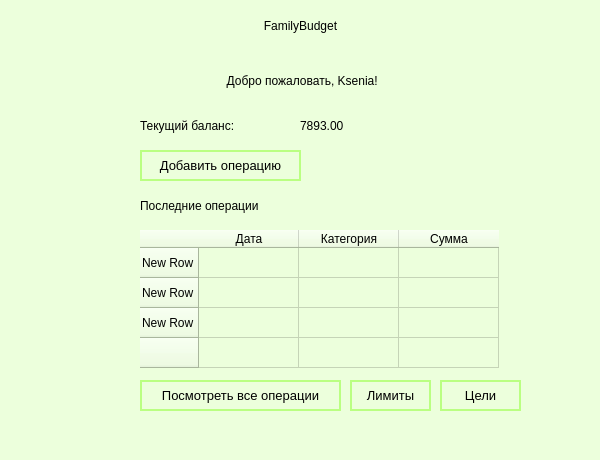
Old version of the form ui/mainwindow.ui in the repository KseniaG8/Family_budget.
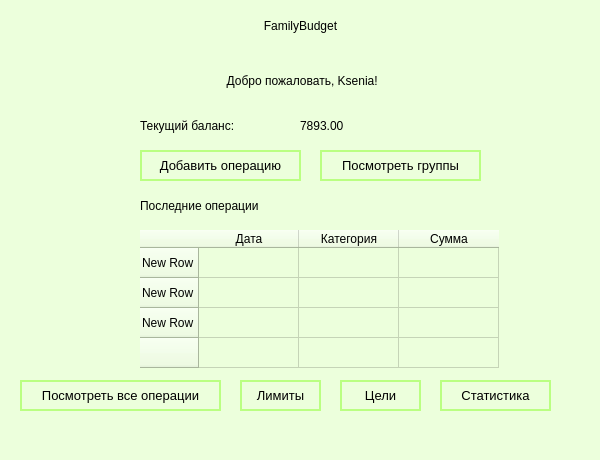
New version of the form.

The edit to the form file:
```diff
--- a/ui/mainwindow.ui
+++ b/ui/mainwindow.ui
@@ -201,7 +201,7 @@
     <widget class="QPushButton" name="pushButton_2">
      <property name="geometry">
       <rect>
-       <x>140</x>
+       <x>20</x>
        <y>400</y>
        <width>201</width>
        <height>31</height>
@@ -254,7 +254,7 @@
     <widget class="QPushButton" name="limitsButton">
      <property name="geometry">
       <rect>
-       <x>350</x>
+       <x>240</x>
        <y>400</y>
        <width>81</width>
        <height>31</height>
@@ -291,7 +291,7 @@
     <widget class="QPushButton" name="goalsButton">
      <property name="geometry">
       <rect>
-       <x>440</x>
+       <x>340</x>
        <y>400</y>
        <width>81</width>
        <height>31</height>
@@ -325,6 +325,80 @@
       <string>Цели</string>
      </property>
     </widget>
+    <widget class="QPushButton" name="groupsButton">
+     <property name="geometry">
+      <rect>
+       <x>320</x>
+       <y>170</y>
+       <width>161</width>
+       <height>31</height>
+      </rect>
+     </property>
+     <property name="maximumSize">
+      <size>
+       <width>16777215</width>
+       <height>16777215</height>
+      </size>
+     </property>
+     <property name="styleSheet">
+      <string notr="true">QPushButton {
+	border-radius: 20px;
+    padding: 2px 5px;
+    font-size: 10pt;
+	icon: none
+}
+QPushButton {
+    background-color: transparent;
+    border: 2px solid #BAFF82;
+    color: black;
+}
+QPushButton:hover {
+    background-color: #48A000;
+	color: white;
+	border: none;
+}</string>
+     </property>
+     <property name="text">
+      <string>Посмотреть группы</string>
+     </property>
+    </widget>
+    <widget class="QPushButton" name="statisticsButton">
+     <property name="geometry">
+      <rect>
+       <x>440</x>
+       <y>400</y>
+       <width>111</width>
+       <height>31</height>
+      </rect>
+     </property>
+     <property name="maximumSize">
+      <size>
+       <width>16777215</width>
+       <height>16777215</height>
+      </size>
+     </property>
+     <property name="styleSheet">
+      <string notr="true">QPushButton {
+	border-radius: 20px;
+    padding: 2px 5px;
+    font-size: 10pt;
+	icon: none
+}
+QPushButton {
+    background-color: transparent;
+    border: 2px solid #BAFF82;
+    color: black;
+}
+QPushButton:hover {
+    background-color: #48A000;
+	color: white;
+	border: none;
+}</string>
+     </property>
+     <property name="text">
+      <string>Cтатистика</string>
+     </property>
+    </widget>
    </widget>
   </widget>
   <widget class="QMenuBar" name="menubar">
```
Left out of the diff: 2 changed lines with no effect on the pictures.
